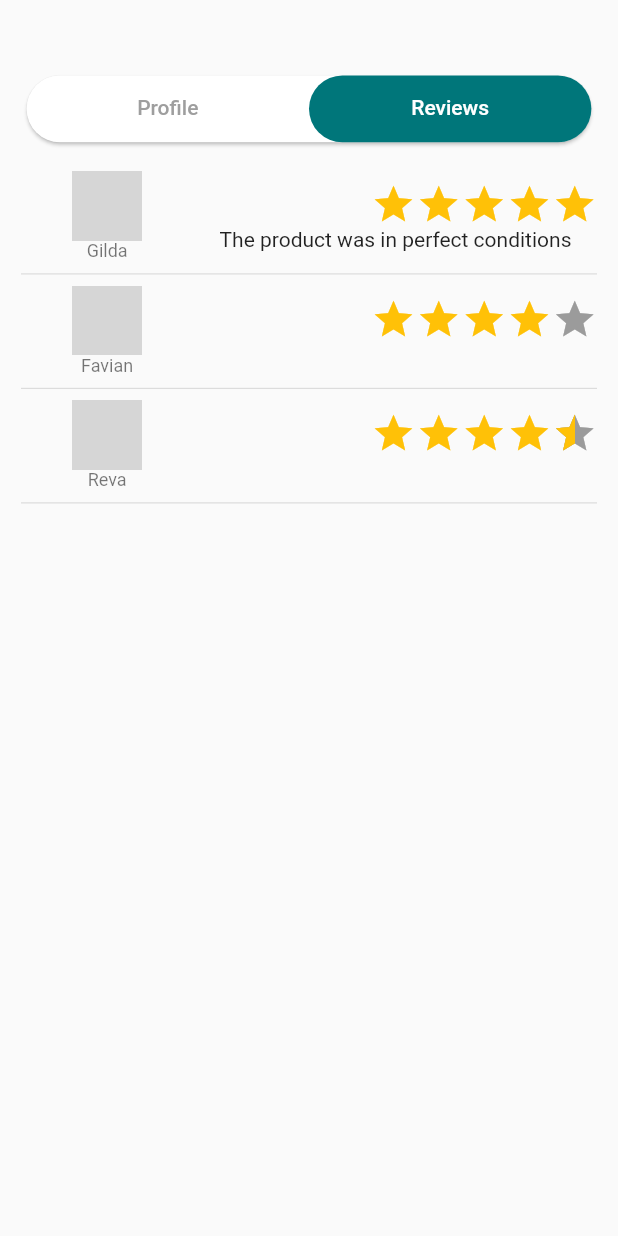
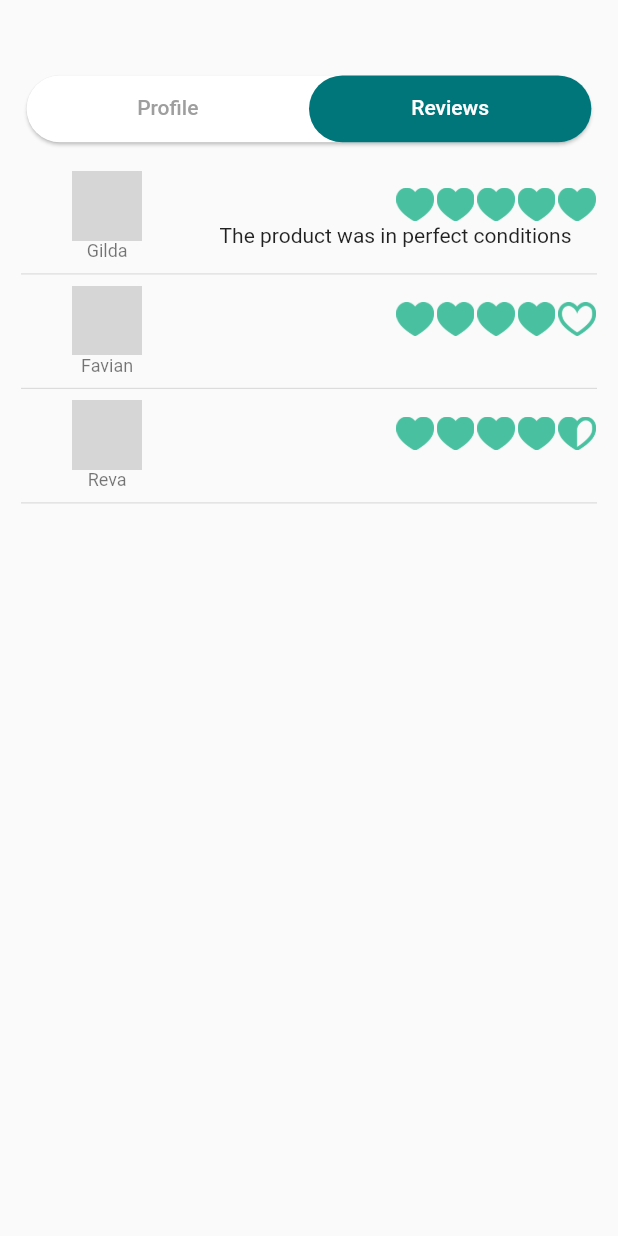
Before and after one commit to GDSC-UniBo/envairo, a Flutter app: the UserProfile screen opened by its route, tab 2 chosen, on a phone screen of 412 x 824 dp. Run offline on Flutter 3.47's test engine with Material 2 defaults, Android fonts, the phone set to English and light mode, and no system bars; drawn by our look-alikes of flutter_rating_bar; our stand-ins replace faker, file_picker, firebase_auth, firebase_core, flutter_chat_types, flutter_chat_ui and 3 more; accounts and stored records are empty; network calls fail; grey boxes are pictures that could not be loaded.

Commit message:
add green hearts to rating bar

```diff
--- a/lib/view/widgets/custom_rating_bar.dart
+++ b/lib/view/widgets/custom_rating_bar.dart
@@ -9,18 +9,19 @@ class CustomRatingBar extends StatelessWidget {
 
   @override
   Widget build(BuildContext context) {
-    return RatingBar.builder(
+    return RatingBar(
       initialRating: rating,
       minRating: 1,
       direction: Axis.horizontal,
       allowHalfRating: true,
       ignoreGestures: true,
       itemCount: 5,
-      itemSize: 30.0,
-      itemPadding: const EdgeInsets.symmetric(horizontal: 0.1),
-      itemBuilder: (context, _) => const Icon(
-        Icons.star,
-        color: Colors.amber,
+      itemSize: 25.0,
+      itemPadding: const EdgeInsets.symmetric(horizontal: 1),
+      ratingWidget: RatingWidget(
+        full: Image.asset('assets/images/review_icons/heart.png'),
+        half: Image.asset('assets/images/review_icons/heart_half.png'),
+        empty: Image.asset('assets/images/review_icons/heart_border.png'),
       ),
       onRatingUpdate: (rating) {
         print(rating);
--- a/pubspec.yaml
+++ b/pubspec.yaml
@@ -80,6 +80,7 @@ flutter:
   assets:
     - messages.json
     - assets/images/
+    - assets/images/review_icons/
 
   # An image asset can refer to one or more resolution-specific "variants", see
   # https://flutter.dev/assets-and-images/#resolution-aware.
```
